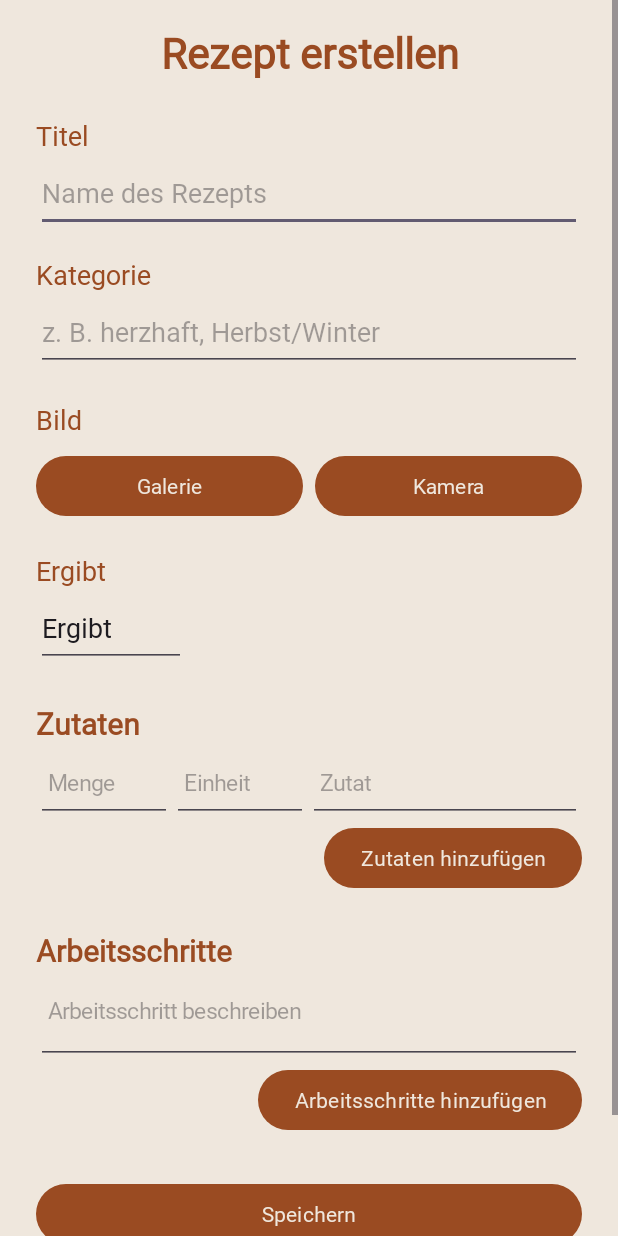
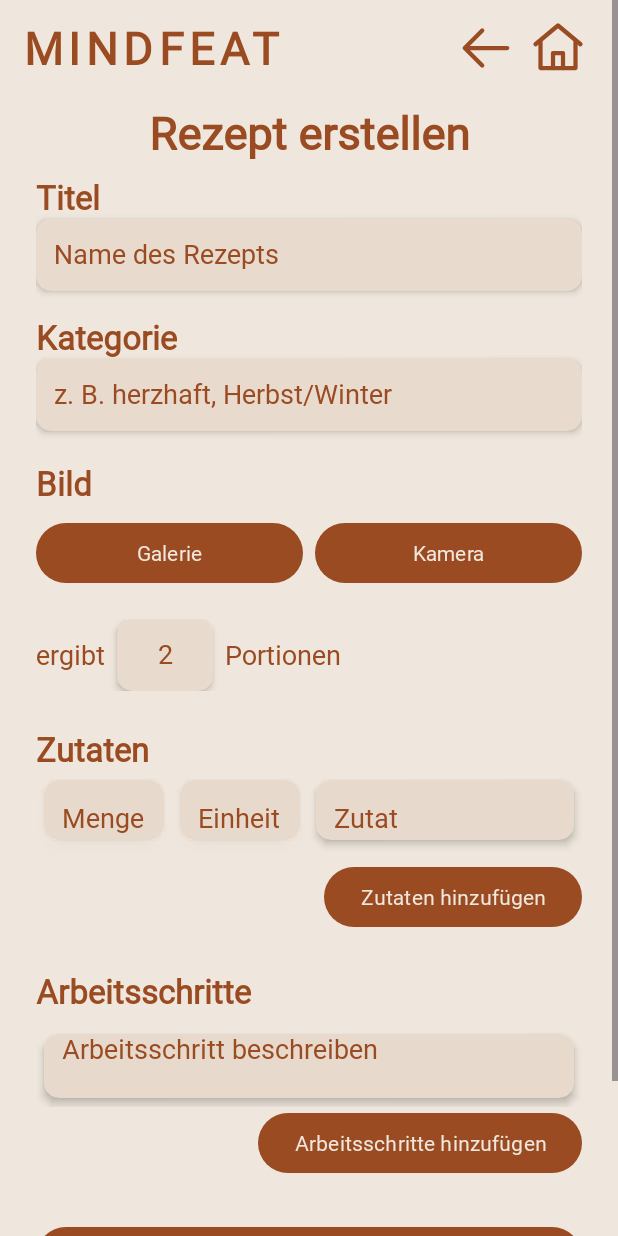
Before and after one commit to Cynd3r3ll4/MINDFEAT, an Android app: the RezeptErstellenActivity screen opened directly, with no data from a screen before it, on a phone screen of 412 x 824 dp. Run offline under Robolectric (Android 15) with nearby library versions, the phone set to English and light mode, and no system bars; our stand-ins replace Room's generated code.

Commit message:
Erstellen der RezeptErstellenActivity

```diff
--- a/app/src/main/java/de/mindfeat/app/view/activities/RezeptErstellenActivity.java
+++ b/app/src/main/java/de/mindfeat/app/view/activities/RezeptErstellenActivity.java
@@ -3,8 +3,10 @@ package de.mindfeat.app.view.activities;
 import android.content.Intent;
 import android.graphics.Bitmap;
 import android.graphics.BitmapFactory;
+import android.graphics.Color;
 import android.net.Uri;
 import android.os.Bundle;
+import android.view.Gravity;
 import android.view.View;
 import android.widget.Button;
 import android.widget.EditText;
@@ -21,6 +23,9 @@ import androidx.core.graphics.Insets;
 import androidx.core.view.ViewCompat;
 import androidx.core.view.WindowInsetsCompat;
 
+import com.google.android.material.card.MaterialCardView;
+import com.google.android.material.color.MaterialColors;
+
 import java.io.File;
 import java.io.FileOutputStream;
 import java.io.InputStream;
@@ -31,6 +36,7 @@ import java.util.Locale;
 import java.util.concurrent.ExecutorService;
 import java.util.concurrent.Executors;
 
+import de.mindfeat.app.MainActivity;
 import de.mindfeat.app.R;
 import de.mindfeat.app.controller.RezeptController;
 import de.mindfeat.app.model.datengrundlage.ZentraleDatenbank;
@@ -77,6 +83,10 @@ public class RezeptErstellenActivity extends AppCompatActivity {
         ivRezeptBild = findViewById(R.id.ivRezeptVorschau);
         layoutZutaten = findViewById(R.id.layoutZutaten);
         layoutArbeitsschritte = findViewById(R.id.layoutArbeitsschritte);
+        layoutZutaten.setClipChildren(false);
+        layoutZutaten.setClipToPadding(false);
+        layoutArbeitsschritte.setClipChildren(false);
+        layoutArbeitsschritte.setClipToPadding(false);
         btnSpeichern = findViewById(R.id.btnRezeptSpeichern);
     }
 
@@ -114,6 +124,12 @@ public class RezeptErstellenActivity extends AppCompatActivity {
         findViewById(R.id.btnBildKamera).setOnClickListener(v -> kameraOeffnen());
         findViewById(R.id.btnZutatHinzufuegen).setOnClickListener(v -> zutatHinzufuegen());
         findViewById(R.id.btnArbeitsschrittHinzufuegen).setOnClickListener(v -> schrittHinzufuegen());
+        findViewById(R.id.btnRezeptErstellenZurueck).setOnClickListener(v -> finish());
+        findViewById(R.id.btnRezeptErstellenStartseite).setOnClickListener(v -> {
+            Intent intent = new Intent(RezeptErstellenActivity.this, MainActivity.class);
+            intent.addFlags(Intent.FLAG_ACTIVITY_CLEAR_TOP | Intent.FLAG_ACTIVITY_SINGLE_TOP);
+            startActivity(intent);
+            finish();});
         btnSpeichern.setOnClickListener(v -> rezeptSpeichern());
     }
 
@@ -121,14 +137,16 @@ public class RezeptErstellenActivity extends AppCompatActivity {
     private void zutatHinzufuegen() {
         LinearLayout zeile = new LinearLayout(this);
         zeile.setOrientation(LinearLayout.HORIZONTAL);
-        zeile.setGravity(android.view.Gravity.CENTER_VERTICAL);
+        zeile.setGravity(Gravity.CENTER_VERTICAL);
         EditText menge = neuesEingabefeld("Menge", android.text.InputType.TYPE_CLASS_NUMBER | android.text.InputType.TYPE_NUMBER_FLAG_DECIMAL);
         EditText einheit = neuesEingabefeld("Einheit", android.text.InputType.TYPE_CLASS_TEXT);
         EditText zutat = neuesEingabefeld("Zutat", android.text.InputType.TYPE_CLASS_TEXT);
-        zeile.addView(menge, new LinearLayout.LayoutParams(0, dp(52), 1.0f));
-        zeile.addView(einheit, new LinearLayout.LayoutParams(0, dp(52), 1.0f));
-        zeile.addView(zutat, new LinearLayout.LayoutParams(0, dp(52), 2.0f));
-        layoutZutaten.addView(zeile);
+        zeile.addView(eingabefeldContainer(menge), new LinearLayout.LayoutParams(0, dp(52), 1f));
+        zeile.addView(eingabefeldContainer(einheit), new LinearLayout.LayoutParams(0, dp(52), 1f));
+        zeile.addView(eingabefeldContainer(zutat), new LinearLayout.LayoutParams(0, dp(52), 2f));
+        LinearLayout.LayoutParams zeilenParameter = new LinearLayout.LayoutParams(LinearLayout.LayoutParams.MATCH_PARENT, LinearLayout.LayoutParams.WRAP_CONTENT);
+        zeilenParameter.bottomMargin = dp(8);
+        layoutZutaten.addView(zeile, zeilenParameter);
         mengenFelder.add(menge);
         einheitenFelder.add(einheit);
         zutatenFelder.add(zutat);
@@ -138,21 +156,39 @@ public class RezeptErstellenActivity extends AppCompatActivity {
     private void schrittHinzufuegen() {
         EditText schritt = neuesEingabefeld("Arbeitsschritt beschreiben", android.text.InputType.TYPE_CLASS_TEXT | android.text.InputType.TYPE_TEXT_FLAG_MULTI_LINE);
         schritt.setMinLines(2);
-        schritt.setGravity(android.view.Gravity.TOP | android.view.Gravity.START);
+        schritt.setGravity(Gravity.TOP | Gravity.START);
+        MaterialCardView container = eingabefeldContainer(schritt, true);
         LinearLayout.LayoutParams parameter = new LinearLayout.LayoutParams(LinearLayout.LayoutParams.MATCH_PARENT, LinearLayout.LayoutParams.WRAP_CONTENT);
         parameter.topMargin = dp(8);
-        layoutArbeitsschritte.addView(schritt, parameter);
+        layoutArbeitsschritte.addView(container, parameter);
         schrittFelder.add(schritt);
     }
 
+    // Hilfsmethode: Eingabefeld errichten
     private EditText neuesEingabefeld(String hinweis, int inputType) {
-        EditText feld = new EditText(this);
+        EditText feld = new EditText(this, null, 0, R.style.Widget_Mindfeat_FeldEingabe);
         feld.setHint(hinweis);
         feld.setInputType(inputType);
-        feld.setTextSize(15);
-        feld.setSingleLine(inputType == android.text.InputType.TYPE_CLASS_TEXT);
-        feld.setPadding(dp(8), dp(8), dp(8), dp(8));
+        feld.setSingleLine((inputType & android.text.InputType.TYPE_TEXT_FLAG_MULTI_LINE) == 0);
         return feld;
+    }
+
+    // Hilfsmethode: Eingabecontainer erstellen
+    private MaterialCardView eingabefeldContainer(EditText feld) {
+        return eingabefeldContainer(feld, false);
+    }
+
+    private MaterialCardView eingabefeldContainer(EditText feld, boolean wrapContent) {
+        MaterialCardView container = new MaterialCardView(this);
+        container.setRadius(dp(10));
+        container.setCardElevation(dp(3));
+        container.setUseCompatPadding(true);
+        container.setStrokeWidth(0);
+        int oberflaechenfarbe = MaterialColors.getColor(this, com.google.android.material.R.attr.colorSurface, Color.WHITE);
+        container.setCardBackgroundColor(oberflaechenfarbe);
+        int height = wrapContent ? MaterialCardView.LayoutParams.WRAP_CONTENT : dp(52);
+        container.addView(feld, new MaterialCardView.LayoutParams(MaterialCardView.LayoutParams.MATCH_PARENT, height));
+        return container;
     }
 
     private int dp(int wert) {
--- /dev/null
+++ b/app/src/main/res/drawable/ic_zurueck.xml
@@ -0,0 +1,16 @@
+<?xml version="1.0" encoding="utf-8"?>
+<vector xmlns:android="http://schemas.android.com/apk/res/android"
+    android:width="32dp"
+    android:height="32dp"
+    android:viewportWidth="24"
+    android:viewportHeight="24">
+
+    <path
+        android:fillColor="@android:color/transparent"
+        android:strokeColor="#000000"
+        android:strokeWidth="1.7"
+        android:strokeLineCap="round"
+        android:strokeLineJoin="round"
+        android:pathData="M20.5,12 H3.5 M3.5,12 L10.5,5 M3.5,12 L10.5,19" />
+
+</vector>
--- a/app/src/main/res/layout/activity_rezept_erstellen.xml
+++ b/app/src/main/res/layout/activity_rezept_erstellen.xml
@@ -12,59 +12,113 @@
         android:layout_width="match_parent"
         android:layout_height="wrap_content"
         android:orientation="vertical"
-        android:paddingStart="24dp"
-        android:paddingTop="16dp"
-        android:paddingEnd="24dp"
+        android:paddingTop="4dp"
         android:paddingBottom="24dp">
 
+    <!-- Kopfzeile wie in der Rezeptübersicht -->
+    <LinearLayout
+        android:layout_width="match_parent"
+        android:layout_height="56dp"
+        android:layout_marginStart="16dp"
+        android:layout_marginEnd="16dp"
+        android:gravity="center_vertical"
+        android:orientation="horizontal">
+
         <TextView
+            android:id="@+id/tvAppTitel"
+            style="@style/TextAppearance.Mindfeat.AppTitel"
+            android:layout_width="0dp"
+            android:layout_height="wrap_content"
+            android:layout_weight="1"
+            android:text="@string/app_name" />
+
+        <ImageButton
+            android:id="@+id/btnRezeptErstellenZurueck"
+            style="@style/Widget.Mindfeat.NavigationIconButton"
+            android:layout_width="48dp"
+            android:layout_height="48dp"
+            android:contentDescription="@string/alternativtext_zurueck"
+            android:src="@drawable/ic_zurueck" />
+
+        <ImageButton
+            android:id="@+id/btnRezeptErstellenStartseite"
+            style="@style/Widget.Mindfeat.NavigationIconButton"
+            android:layout_width="48dp"
+            android:layout_height="48dp"
+            android:contentDescription="@string/alternativtext_rezept_startseite"
+            android:src="@drawable/ic_home" />
+
+    </LinearLayout>
+
+    <!-- Seitenüberschrift wie in der Rezeptübersicht -->
+    <TextView
+        style="@style/TextAppearance.Mindfeat.SeitenTitel"
         android:layout_width="match_parent"
         android:layout_height="wrap_content"
+        android:layout_marginTop="8dp"
         android:gravity="center"
-            android:text="@string/rezept_erstellen"
-            android:textColor="?attr/colorOnSurface"
-            android:textSize="28sp"
-            android:textStyle="bold" />
+        android:text="@string/rezept_erstellen" />
+
+    <!-- Formularinhalt -->
+    <LinearLayout
+        android:layout_width="match_parent"
+        android:layout_height="wrap_content"
+        android:orientation="vertical"
+        android:layout_marginStart="24dp"
+        android:layout_marginEnd="24dp">
 
         <TextView
+            style="@style/TextAppearance.Mindfeat.Label"
             android:layout_width="match_parent"
             android:layout_height="wrap_content"
-            android:layout_marginTop="24dp"
-            android:text="@string/rezept_titel"
-            android:textColor="?attr/colorOnSurface"
-            android:textSize="18sp" />
+            android:layout_marginTop="8dp"
+            android:text="@string/rezept_titel" />
+
+        <com.google.android.material.card.MaterialCardView
+            style="@style/Widget.Mindfeat.FeldContainer"
+            android:layout_width="match_parent"
+            android:layout_height="wrap_content">
 
             <EditText
                 android:id="@+id/etRezeptTitel"
+                style="@style/Widget.Mindfeat.FeldEingabe"
                 android:layout_width="match_parent"
-            android:layout_height="52dp"
+                android:layout_height="48dp"
                 android:hint="@string/rezept_name"
                 android:inputType="textCapSentences"
                 android:singleLine="true" />
 
+        </com.google.android.material.card.MaterialCardView>
+
         <TextView
+            style="@style/TextAppearance.Mindfeat.Label"
             android:layout_width="match_parent"
             android:layout_height="wrap_content"
             android:layout_marginTop="16dp"
-            android:text="@string/kategorie"
-            android:textColor="?attr/colorOnSurface"
-            android:textSize="18sp" />
+            android:text="@string/kategorie" />
+
+        <com.google.android.material.card.MaterialCardView
+            style="@style/Widget.Mindfeat.FeldContainer"
+            android:layout_width="match_parent"
+            android:layout_height="wrap_content">
 
             <EditText
                 android:id="@+id/etRezeptKategorien"
+                style="@style/Widget.Mindfeat.FeldEingabe"
                 android:layout_width="match_parent"
-            android:layout_height="52dp"
+                android:layout_height="48dp"
                 android:hint="@string/rezept_kategorie_beispiel"
                 android:inputType="textCapSentences"
                 android:singleLine="true" />
 
+        </com.google.android.material.card.MaterialCardView>
+
         <TextView
+            style="@style/TextAppearance.Mindfeat.Label"
             android:layout_width="match_parent"
             android:layout_height="wrap_content"
             android:layout_marginTop="20dp"
-            android:text="@string/rezept_bild"
-            android:textColor="?attr/colorOnSurface"
-            android:textSize="18sp" />
+            android:text="@string/rezept_bild" />
 
         <ImageView
             android:id="@+id/ivRezeptVorschau"
@@ -100,29 +154,52 @@
 
         </LinearLayout>
 
-        <TextView
+        <!-- Portionen: ergibt [Eingabefeld] Portionen -->
+        <LinearLayout
             android:layout_width="match_parent"
             android:layout_height="wrap_content"
             android:layout_marginTop="20dp"
-            android:text="@string/rezept_portionen"
-            android:textColor="?attr/colorOnSurface"
-            android:textSize="18sp" />
+            android:gravity="center_vertical"
+            android:orientation="horizontal">
+
+            <TextView
+                style="@style/TextAppearance.Mindfeat"
+                android:layout_width="wrap_content"
+                android:layout_height="wrap_content"
+                android:text="@string/rezept_portionen_ergebnis" />
+
+            <com.google.android.material.card.MaterialCardView
+                style="@style/Widget.Mindfeat.FeldContainer"
+                android:layout_width="64dp"
+                android:layout_height="48dp"
+                android:layout_marginStart="8dp"
+                android:layout_marginEnd="8dp">
 
                 <EditText
                     android:id="@+id/etRezeptPortionen"
-            android:layout_width="100dp"
-            android:layout_height="52dp"
+                    style="@style/Widget.Mindfeat.FeldEingabe"
+                    android:layout_width="match_parent"
+                    android:layout_height="match_parent"
+                    android:gravity="center"
                     android:inputType="number"
-            android:text="@string/rezept_portionen_platzhalter" />
+                    android:text="@string/rezept_portionen_standard" />
+
+            </com.google.android.material.card.MaterialCardView>
 
             <TextView
+                style="@style/TextAppearance.Mindfeat"
+                android:layout_width="wrap_content"
+                android:layout_height="wrap_content"
+                android:text="@string/portionen" />
+
+        </LinearLayout>
+
+        <TextView
+            style="@style/TextAppearance.Mindfeat.Label"
             android:layout_width="match_parent"
             android:layout_height="wrap_content"
             android:layout_marginTop="24dp"
-            android:text="@string/zutaten"
-            android:textColor="?attr/colorOnSurface"
-            android:textSize="20sp"
-            android:textStyle="bold" />
+            android:text="@string/zutaten" />
 
         <LinearLayout
             android:id="@+id/layoutZutaten"
@@ -138,13 +215,11 @@
             android:text="@string/zutaten_hinzufuegen" />
 
         <TextView
+            style="@style/TextAppearance.Mindfeat.Label"
             android:layout_width="match_parent"
             android:layout_height="wrap_content"
             android:layout_marginTop="24dp"
-            android:text="@string/arbeitsschritte"
-            android:textColor="?attr/colorOnSurface"
-            android:textSize="20sp"
-            android:textStyle="bold" />
+            android:text="@string/arbeitsschritte" />
 
         <LinearLayout
             android:id="@+id/layoutArbeitsschritte"
@@ -172,7 +247,6 @@
             android:layout_height="wrap_content"
             android:layout_marginTop="8dp"
             android:text="@string/abbrechen" />
-
     </LinearLayout>
-
+    </LinearLayout>
 </ScrollView>
--- a/app/src/main/res/layout/activity_rezept_uebersicht.xml
+++ b/app/src/main/res/layout/activity_rezept_uebersicht.xml
@@ -58,7 +58,7 @@
 
         <TextView
             android:id="@+id/tvRezeptSuche"
-            style="@style/TextAppearance.Mindfeat.SucheLabel"
+            style="@style/TextAppearance.Mindfeat.Label"
             android:layout_width="match_parent"
             android:layout_height="wrap_content"
             android:layout_marginBottom="0dp"
@@ -75,11 +75,11 @@
                 android:layout_width="0dp"
                 android:layout_height="wrap_content"
                 android:layout_weight="1"
-                style="@style/Widget.Mindfeat.SuchfeldContainer">
+                style="@style/Widget.Mindfeat.FeldContainer">
 
                     <EditText
                         android:id="@+id/etRezeptSuche"
-                        style="@style/Widget.Mindfeat.SuchfeldEingabe"
+                        style="@style/Widget.Mindfeat.FeldEingabe"
                         android:layout_width="match_parent"
                         android:layout_height="48dp"
                         android:hint="@string/rezept_suche_platzhalter"
--- a/app/src/main/res/values/strings.xml
+++ b/app/src/main/res/values/strings.xml
@@ -27,8 +27,10 @@
     <string name="rezept_bild">Bild</string>
     <string name="rezept_galerie">Galerie</string>
     <string name="rezept_kamera">Kamera</string>
-    <string name="rezept_portionen">Ergibt</string>
-    <string name="rezept_portionen_platzhalter">Ergibt</string>
+
+    <string name="rezept_portionen_ergebnis">ergibt</string>
+    <string name="portionen">Portionen</string>
+    <string name="rezept_portionen_standard">2</string>
 
     <string name="zutaten">Zutaten</string>
     <string name="zutaten_hinzufuegen">Zutaten hinzufügen</string>
@@ -40,6 +42,7 @@
 
     <string name="speichern">Speichern</string>
     <string name="abbrechen">Abbrechen</string>
+    <string name="alternativtext_zurueck">Zurück</string>
 
     <string name="rezept_fehler_titel">Bitte gib deinem Rezept einen Namen.</string>
     <string name="rezept_fehler_portionen">Bitte gib mindestens eine Portion an.</string>
--- a/app/src/main/res/values/styles.xml
+++ b/app/src/main/res/values/styles.xml
@@ -55,12 +55,13 @@
     </style>
 
     <!-- Labels (Beschriftungen über Eingabefeldern) -->
-    <style name="TextAppearance.Mindfeat.SucheLabel" parent="TextAppearance.Mindfeat">
+    <style name="TextAppearance.Mindfeat.Label" parent="TextAppearance.Mindfeat">
         <item name="android:textSize">22sp</item>
+        <item name="android:textStyle">bold</item>
     </style>
 
     <!-- Suchfeld: äußere Fläche mit leichtem Schatten -->
-    <style name="Widget.Mindfeat.SuchfeldContainer"
+    <style name="Widget.Mindfeat.FeldContainer"
         parent="Widget.Material3.CardView.Filled">
         <item name="cardCornerRadius">10dp</item>
         <item name="cardElevation">3dp</item>
@@ -69,7 +70,7 @@
     </style>
 
     <!-- Eingabefeld für die Rezeptsuche -->
-    <style name="Widget.Mindfeat.SuchfeldEingabe" parent="Widget.AppCompat.EditText">
+    <style name="Widget.Mindfeat.FeldEingabe" parent="Widget.AppCompat.EditText">
         <item name="android:fontFamily">@font/montserrat_variablefont_wght</item>
         <item name="android:textSize">18sp</item>
         <!-- Textfarbe und Platzhalterfarbe -->
```
Lines whose indentation alone changed are shown as unchanged.
